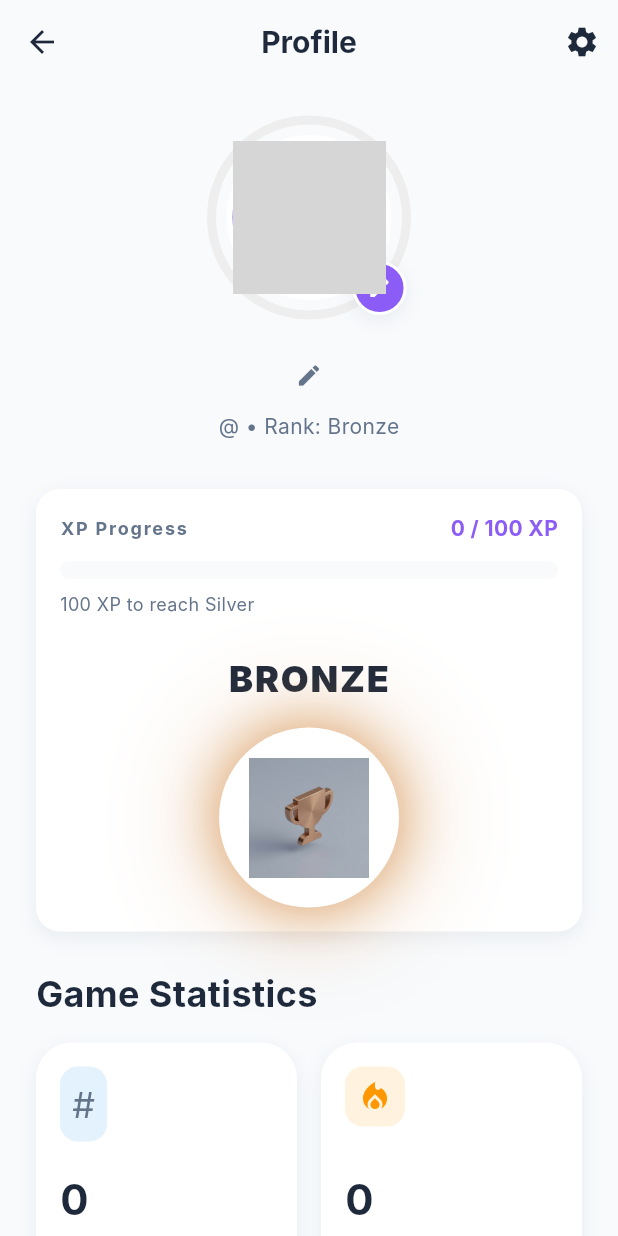
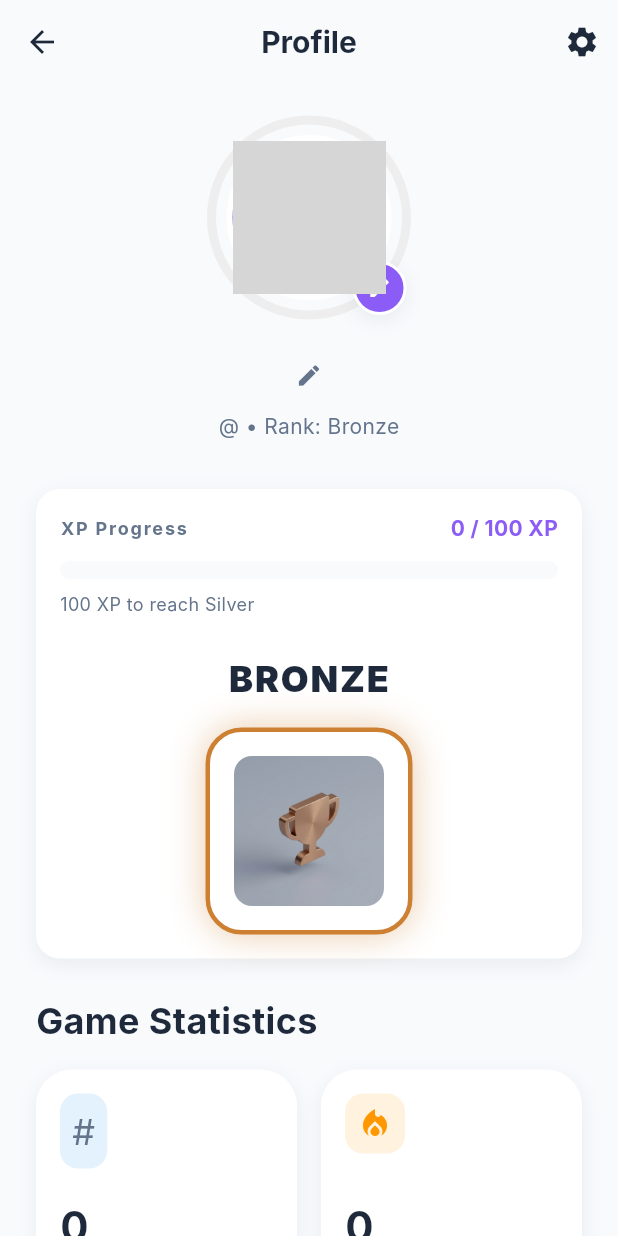
Before and after one commit to alexxtronic/nertzapp, a Flutter app: the ProfileScreen screen opened directly, on a phone screen of 412 x 824 dp. Run offline on Flutter 3.47's test engine with Material 3 defaults, Android fonts, the phone set to English and light mode, and no system bars; our stand-ins replace audioplayers, confetti, flutter_image_compress, flutter_riverpod, image_picker, supabase_flutter; accounts and stored records are empty; network calls fail; Roboto replaces fonts that are missing (Inter); grey boxes are pictures that could not be loaded.

Commit message:
Polish: Square Rank Display

```diff
--- a/lib/ui/screens/profile_screen.dart
+++ b/lib/ui/screens/profile_screen.dart
@@ -390,24 +390,23 @@ class _ProfileScreenState extends State<ProfileScreen> {
                           ),
                           const SizedBox(height: 16),
                           Container(
-                            padding: const EdgeInsets.all(20),
+                            padding: const EdgeInsets.all(16),
                             decoration: BoxDecoration(
-                              shape: BoxShape.circle,
                               color: Colors.white,
+                              borderRadius: BorderRadius.circular(24),
+                              border: Border.all(color: ringColor, width: 3),
                               boxShadow: [
                                 BoxShadow(
-                                  color: ringColor.withOpacity(0.6),
-                                  blurRadius: 30,
-                                  spreadRadius: 2,
-                                ),
-                                BoxShadow(
-                                  color: ringColor.withOpacity(0.3),
-                                  blurRadius: 60,
-                                  spreadRadius: 10,
+                                  color: ringColor.withOpacity(0.4),
+                                  blurRadius: 20,
+                                  spreadRadius: 0,
                                 ),
                               ],
                             ),
-                            child: Image.asset(trophyAsset, width: 80, height: 80),
+                            child: ClipRRect(
+                              borderRadius: BorderRadius.circular(12),
+                              child: Image.asset(trophyAsset, width: 100, height: 100, fit: BoxFit.contain),
+                            ),
                           ),
                        ],
                      ),
```
